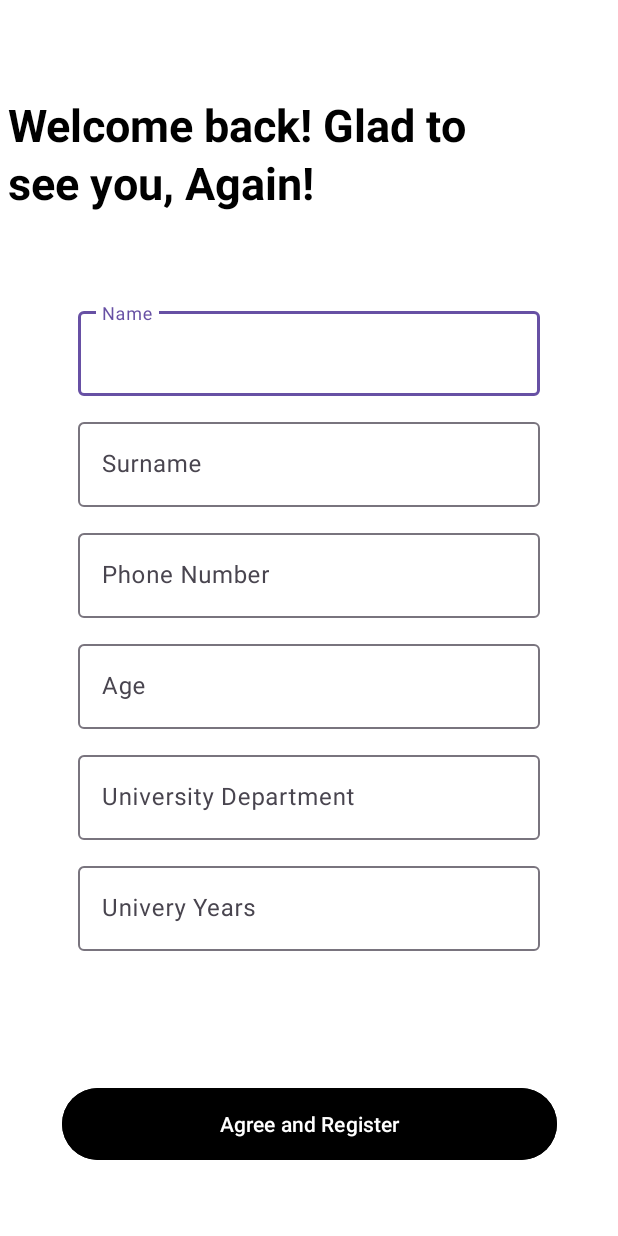
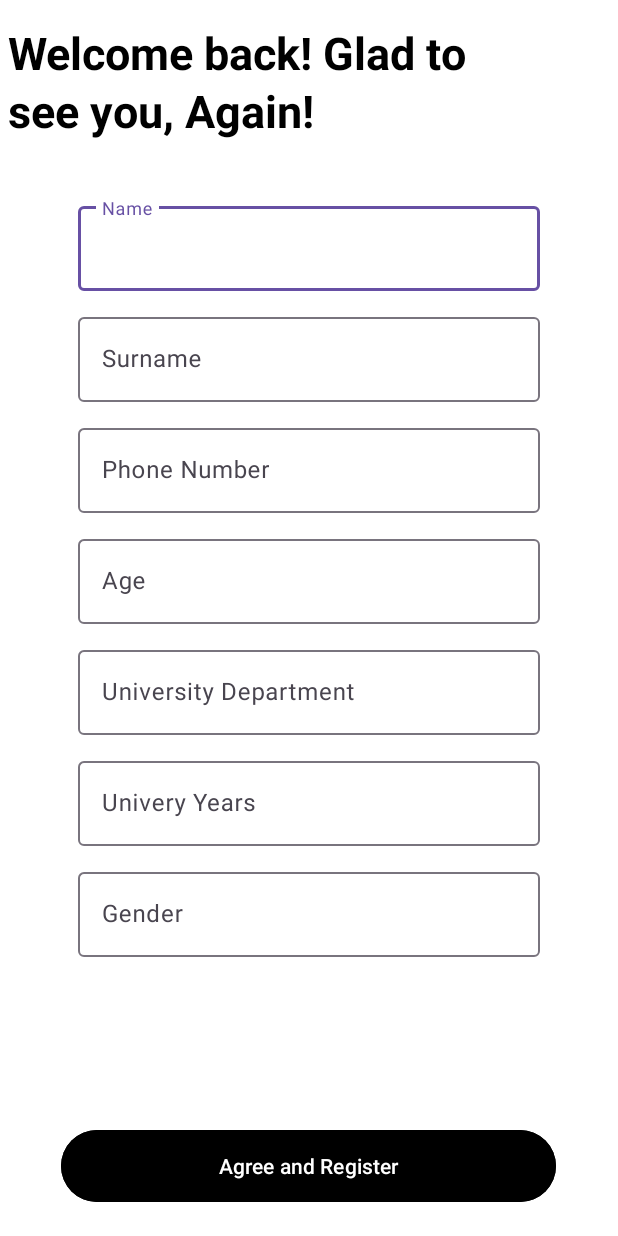
Before and after one commit to yusuf3337/MyApplication2, an Android app: the Personalinformation screen opened directly, with no data from a screen before it, on a phone screen of 412 x 824 dp. Run offline under Robolectric (Android 15) with nearby library versions, the phone set to English and light mode, and no system bars.

Commit message:
Gender eklendi

```diff
--- a/app/src/main/AndroidManifest.xml
+++ b/app/src/main/AndroidManifest.xml
@@ -18,7 +18,7 @@
             android:name=".menu.LoginMenu"
             android:exported="false" />
         <activity
-            android:name=".Register3"
+            android:name=".registerScreen.Register3"
             android:exported="false" />
         <activity
             android:name=".registerScreen.Personalinformation"
--- a/app/src/main/java/com/example/myapplication/registerScreen/Personalinformation.kt
+++ b/app/src/main/java/com/example/myapplication/registerScreen/Personalinformation.kt
@@ -26,6 +26,7 @@ class Personalinformation : AppCompatActivity() {
         val age = binding.age.text.toString()
         val universityDepartment = binding.universityDepartment.text.toString()
         val universityYear = binding.universityYears.text.toString()
+        val gender = binding.gender.text.toString()
 
         if (name.isEmpty() || surname.isEmpty() || phoneNumber.isEmpty() || age.isEmpty() || universityDepartment.isEmpty() || universityYear.isEmpty()) {
             showAlertDialog("Hata!", "Lütfen Alanları Doldurunuz")
@@ -37,6 +38,7 @@ class Personalinformation : AppCompatActivity() {
             Singelton.age = age
             Singelton.universitydepartment = universityDepartment
             Singelton.universityyear = universityYear
+            Singelton.gender = gender
 
             if ( Singelton.name != "" && Singelton.surname != "" && Singelton.phone != "" && Singelton.age != "" && Singelton.universitydepartment != "" && Singelton.universityyear != ""){
                 val intent = Intent(this, Register3::class.java)
--- a/app/src/main/java/com/example/myapplication/Register3.kt
+++ b/app/src/main/java/com/example/myapplication/registerScreen/Register3.kt
@@ -184,6 +184,7 @@ class Register3 : AppCompatActivity() {
                 userMap.put("CreateDateUser", com.google.firebase.Timestamp.now())
                 userMap.put("universityDepartment",Singelton.universitydepartment!!)
                 userMap.put("universityYears", Singelton.universityyear!!)
+                userMap.put("gender",Singelton.gender!!)
 
                 val uuid = UUID.randomUUID()
                 val customDocumentName = Singelton.name + Singelton.surname + uuid
--- a/app/src/main/res/layout/activity_personalinformation.xml
+++ b/app/src/main/res/layout/activity_personalinformation.xml
@@ -16,7 +16,7 @@
         android:layout_alignParentTop="true"
         android:layout_alignParentRight="true"
         android:layout_marginStart="5dp"
-        android:layout_marginTop="64dp"
+        android:layout_marginTop="16dp"
         android:lineSpacingExtra="3sp"
         android:text="Welcome back! Glad to see you, Again!"
         android:textColor="#000000"
@@ -34,7 +34,7 @@
         android:layout_width="308dp"
         android:layout_height="64dp"
         android:layout_marginStart="50dp"
-        android:layout_marginTop="48dp"
+        android:layout_marginTop="26dp"
         android:layout_marginEnd="50dp"
         app:layout_constraintEnd_toEndOf="parent"
         app:layout_constraintStart_toStartOf="parent"
@@ -161,9 +161,26 @@
         android:textColor="@color/white"
         app:layout_constraintBottom_toBottomOf="parent"
         app:layout_constraintEnd_toEndOf="parent"
-        app:layout_constraintHorizontal_bias="0.498"
+        app:layout_constraintHorizontal_bias="0.476"
         app:layout_constraintStart_toStartOf="parent"
         app:layout_constraintTop_toTopOf="parent"
-        app:layout_constraintVertical_bias="0.939" />
+        app:layout_constraintVertical_bias="0.976" />
+
+    <com.google.android.material.textfield.TextInputLayout
+        android:layout_width="308dp"
+        android:layout_height="64dp"
+        android:layout_marginStart="50dp"
+        android:layout_marginTop="10dp"
+        android:layout_marginEnd="50dp"
+        app:layout_constraintEnd_toEndOf="parent"
+        app:layout_constraintStart_toStartOf="parent"
+        app:layout_constraintTop_toBottomOf="@+id/textInputLayout14">
+
+        <com.google.android.material.textfield.TextInputEditText
+            android:id="@+id/gender"
+            android:layout_width="match_parent"
+            android:layout_height="wrap_content"
+            android:hint="Gender" />
+    </com.google.android.material.textfield.TextInputLayout>
 
 </androidx.constraintlayout.widget.ConstraintLayout>
--- a/app/src/main/res/layout/activity_register_page.xml
+++ b/app/src/main/res/layout/activity_register_page.xml
@@ -109,7 +109,7 @@
   </com.google.android.material.textfield.TextInputLayout>
 
   <Button
-      android:id="@+id/registerButton"
+      android:id="@+id/registerButton2"
       android:layout_width="330dp"
       android:layout_height="56dp"
       android:layout_marginStart="23dp"
```
